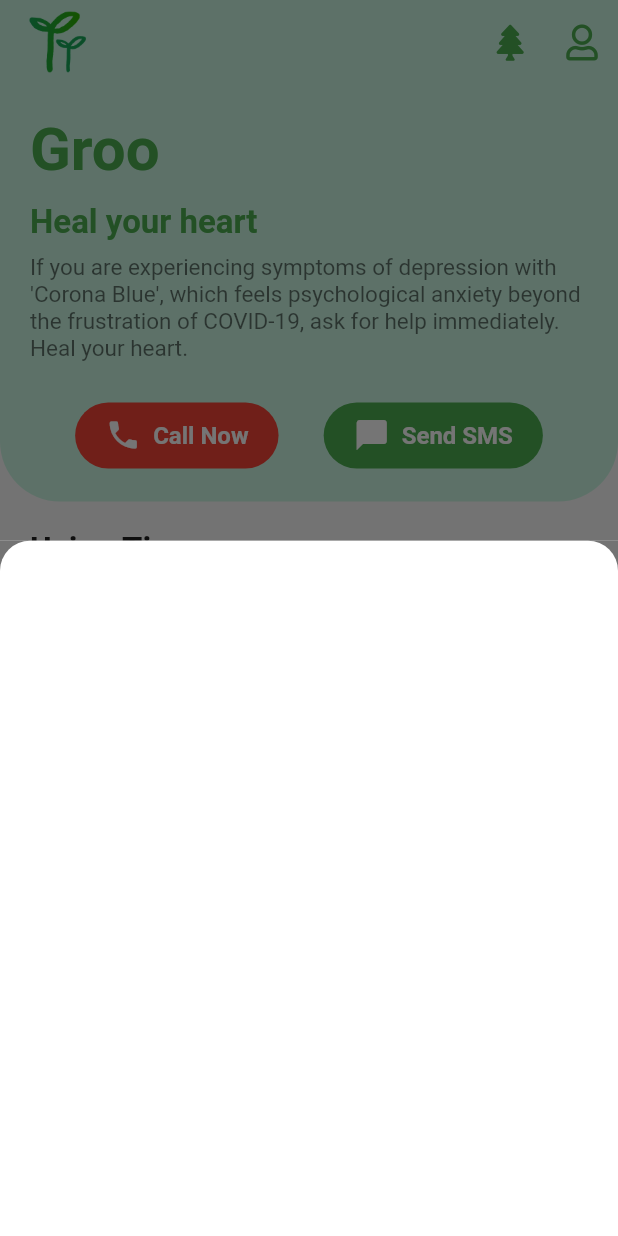
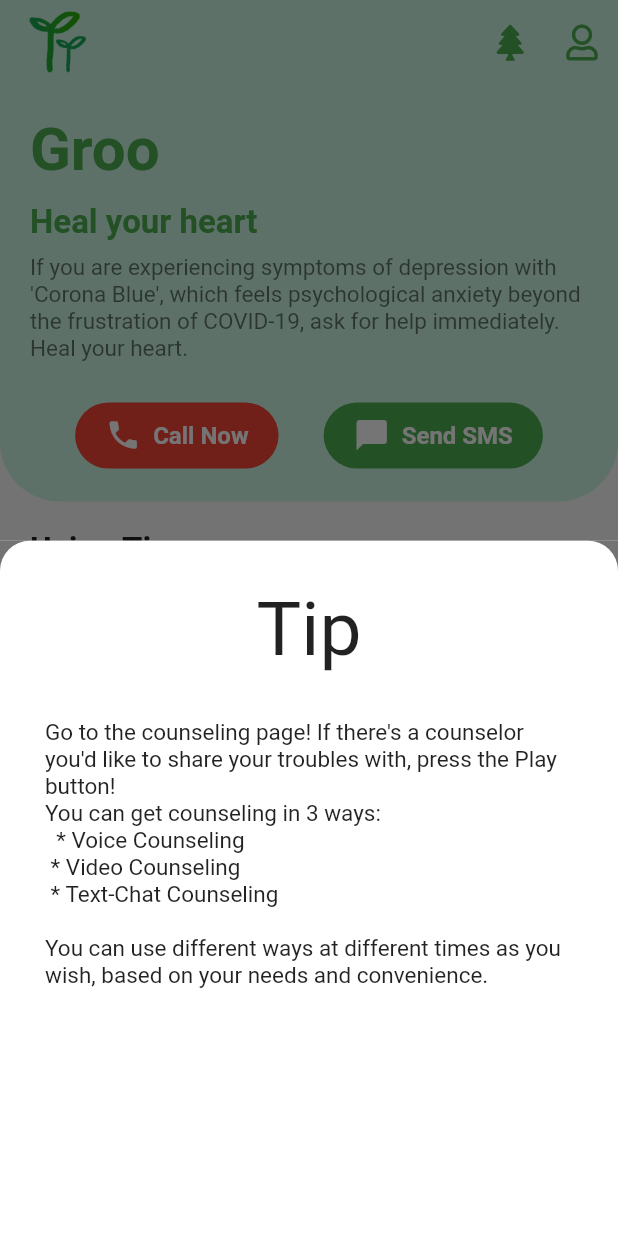
Before and after one commit to DSCHUFS/DSC-Solution-Challenge-2021-Groo, a Flutter app: the screen it shows once a user with an empty profile is signed in, after a tap on an icon or button, on a phone screen of 412 x 824 dp. Run offline on Flutter 3.47's test engine with Material 2 defaults, Android fonts, the phone set to English and light mode, and no system bars; our stand-ins replace carousel_slider, cloud_firestore, firebase_auth, firebase_core, flutter_speed_dial, font_awesome_flutter and 1 more; missing offline and left inert: firebase_image, flutter_login_facebook, twitter_login; accounts and stored records are empty; statements that could not run were skipped.

Commit message:
Update Icon image

```diff
--- a/groo/lib/screens/home_screen.dart
+++ b/groo/lib/screens/home_screen.dart
@@ -280,7 +280,7 @@ class _HomeScreenState extends State<HomeScreen> {
           horizontal: 20.0,
         ),
         padding: EdgeInsets.all(10.0),
-        height: screenHeight * 0.18,
+        height: screenHeight * 0.20,
         decoration: BoxDecoration(
           gradient: LinearGradient(
             colors: [Color(0xFFcee6b4), Color(0xFF9ecca4)],
@@ -288,9 +288,12 @@ class _HomeScreenState extends State<HomeScreen> {
           borderRadius: BorderRadius.circular(20.0),
         ),
         child: Row(
-          mainAxisAlignment: MainAxisAlignment.spaceAround,
+          mainAxisAlignment: MainAxisAlignment.spaceEvenly,
           children: <Widget>[
-            Image.asset('assets/fan.png'),
+            Image.asset(
+              'assets/exam.png',
+              height: screenHeight * 0.15,
+            ),
             Column(
               mainAxisAlignment: MainAxisAlignment.center,
               crossAxisAlignment: CrossAxisAlignment.center,
--- a/groo/lib/screens/tip_screen.dart
+++ b/groo/lib/screens/tip_screen.dart
@@ -13,6 +13,31 @@ class TipScreen extends StatelessWidget {
             topRight: Radius.circular(20),
           ),
         ),
+        child: Padding(
+          padding: EdgeInsets.all(30.0),
+          child: Column(
+            crossAxisAlignment: CrossAxisAlignment.center,
+            children: [
+              Text(
+                "Tip",
+                style: TextStyle(fontSize: 50),
+              ),
+              SizedBox(
+                height: 30,
+              ),
+              Text(
+                """Go to the counseling page! If there\'s a counselor you\'d like to share your troubles with, press the Play button!
+You can get counseling in 3 ways:
+  * Voice Counseling
+	* Video Counseling
+	* Text-Chat Counseling
+
+You can use different ways at different times as you wish, based on your needs and convenience.""",
+                style: TextStyle(fontSize: 15),
+              )
+            ],
+          ),
+        ),
       ),
     );
   }
```
Also changed, not shown: groo/assets/groo_picture_logo(in background)/Assets.xcassets/AppIcon.appiconset/Contents.json (deleted, +0 -1 lines), groo/assets/exam.png (added), groo/assets/groo_picture_logo(in background)/Assets.xcassets/AppIcon.appiconset/1024.png (deleted), groo/assets/groo_picture_logo(in background)/Assets.xcassets/AppIcon.appiconset/128.png (deleted), groo/assets/groo_picture_logo(in background)/Assets.xcassets/AppIcon.appiconset/16.png (deleted), groo/assets/groo_picture_logo(in background)/Assets.xcassets/AppIcon.appiconset/172.png (deleted), groo/assets/groo_picture_logo(in background)/Assets.xcassets/AppIcon.appiconset/196.png (deleted), groo/assets/groo_picture_logo(in background)/Assets.xcassets/AppIcon.appiconset/216.png (deleted), groo/assets/groo_picture_logo(in background)/Assets.xcassets/AppIcon.appiconset/256.png (deleted), groo/assets/groo_picture_logo(in background)/Assets.xcassets/AppIcon.appiconset/32.png (deleted), groo/assets/groo_picture_logo(in background)/Assets.xcassets/AppIcon.appiconset/48.png (deleted), groo/assets/groo_picture_logo(in background)/Assets.xcassets/AppIcon.appiconset/512.png (deleted), groo/assets/groo_picture_logo(in background)/Assets.xcassets/AppIcon.appiconset/55.png (deleted), groo/assets/groo_picture_logo(in background)/Assets.xcassets/AppIcon.appiconset/64.png (deleted), 3 more files, 60 other files.
